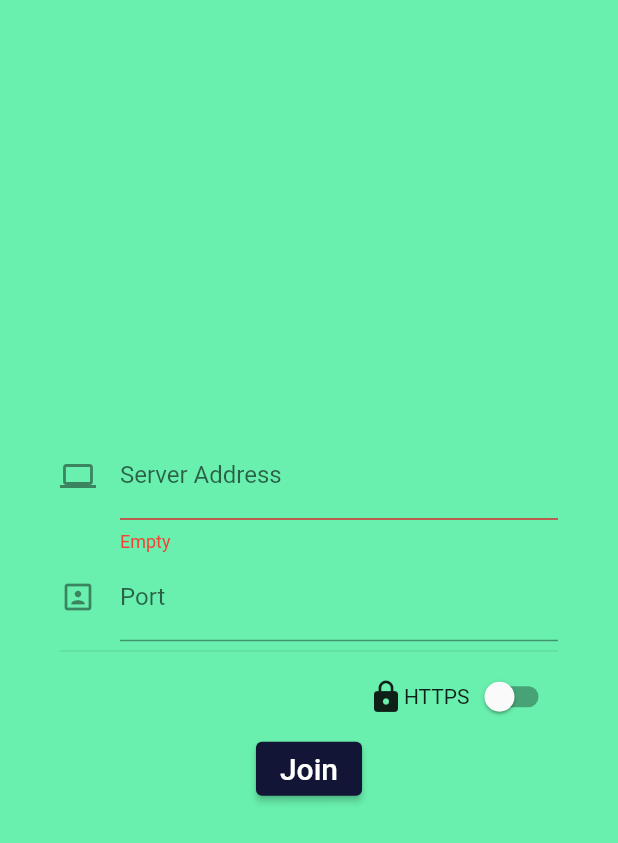
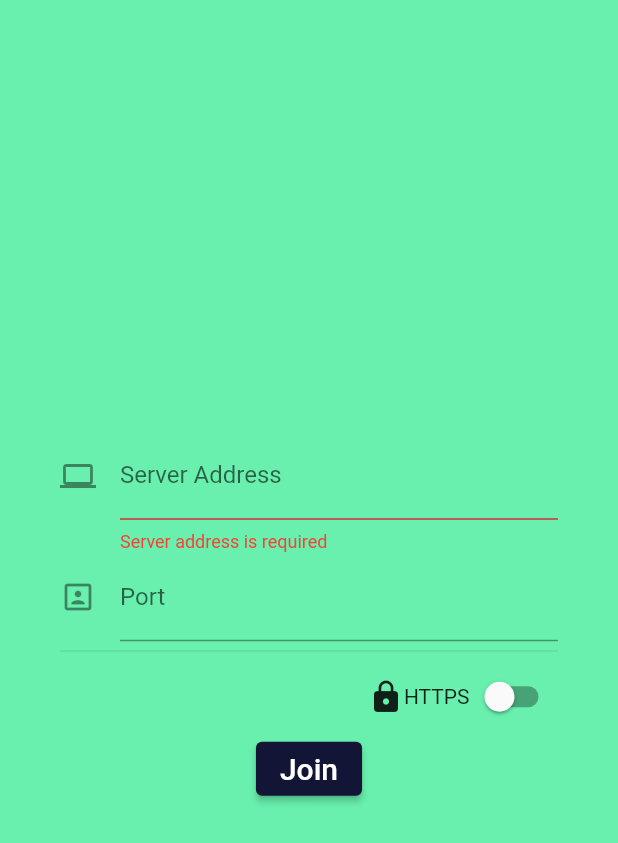
Before and after one commit to UPEI-Android/groupproject-dream_work, a Flutter app: the screen it shows after launch, after a tap on "Join", on a phone screen of 412 x 824 dp. Shown: the top 843 px of the screen. Run offline on Flutter 3.47's test engine with Material 2 defaults, Android fonts, the phone set to English and light mode, and no system bars; our stand-ins replace equatable, flutter_slidable, rflutter_alert, rxdart; missing offline and left inert: jwt_decode; Roboto replaces fonts that are missing (Nunito).

Commit message:
update: welcome screen & user auth tag

```diff
--- a/dream_work/lib/screens/home_screen.dart
+++ b/dream_work/lib/screens/home_screen.dart
@@ -72,7 +72,7 @@ class _HomeScreenState extends State<HomeScreen>
 }
 
 PreferredSizeWidget _appbar(BuildContext context) => AppBar(
-      automaticallyImplyLeading: false,
+      //automaticallyImplyLeading: false,
       title: Padding(
         padding: const EdgeInsets.only(left: 9.0),
         child: Text(
--- a/dream_work/lib/screens/welcome_screen.dart
+++ b/dream_work/lib/screens/welcome_screen.dart
@@ -14,8 +14,21 @@ class AuthScreen extends StatefulWidget {
 class _AuthScreenState extends State<AuthScreen> {
   late final TextEditingController _serverUrlController;
   late final TextEditingController _serverPortController;
+  bool _isLoading = false;
   bool _isHttps = false;
   String? _error;
+
+  void _setLoading(bool isLoading) {
+    setState(() {
+      _isLoading = isLoading;
+    });
+  }
+
+  void _setError([String? error]) {
+    setState(() {
+      _error = error;
+    });
+  }
 
   @override
   void initState() {
@@ -25,7 +38,7 @@ class _AuthScreenState extends State<AuthScreen> {
   }
 
   @override
-  void dispoes() {
+  void dispose() {
     _serverPortController.dispose();
     _serverUrlController.dispose();
     super.dispose();
@@ -86,23 +99,26 @@ class _AuthScreenState extends State<AuthScreen> {
               ],
             ),
             ElevatedButton(
+              child: Text(
+                _isLoading ? 'loading..' : "Join",
+                style: const TextStyle(color: Colors.white, fontSize: 20),
+              ),
               onPressed: () async {
-                String serverUrl = 'dream.luobo.ca';
+                if (_serverUrlController.text.isEmpty) {
+                  _setError('Server address is required');
+                  return;
+                }
+
+                String serverUrl = _serverUrlController.text;
+                String protocol = _isHttps ? 'https' : 'http';
                 int port = _serverPortController.text.isNotEmpty
                     ? int.parse(_serverPortController.text)
                     : _isHttps
                         ? 443
                         : 80;
 
-                String protocol = _isHttps ? 'https' : 'http';
-
-                setState(() {
-                  _error = _serverUrlController.text.isEmpty ? 'Empty' : null;
-                });
-
-                if (_serverUrlController.text.isEmpty) {
-                  return;
-                }
+                _setLoading(true);
+                _setError(null);
 
                 DreamCore dreamCore = DreamCore(
                   serverUrl: serverUrl,
@@ -122,18 +138,11 @@ class _AuthScreenState extends State<AuthScreen> {
                     )
                     .catchError(
                   (e) {
-                    setState(
-                      () {
-                        _error = e.toString();
-                      },
-                    );
+                    _setError('Failed to connect to server');
                   },
                 );
+                _setLoading(false);
               },
-              child: const Text(
-                "Join",
-                style: TextStyle(color: Colors.white, fontSize: 20),
-              ),
             ),
           ],
         ),
```
Also changed, not shown: dream_work/lib/dream_connector/dreamAuth.dart (+9 -2 lines), dream_work/lib/widgets/tabs/profiletab.dart (+127 -82 lines).
